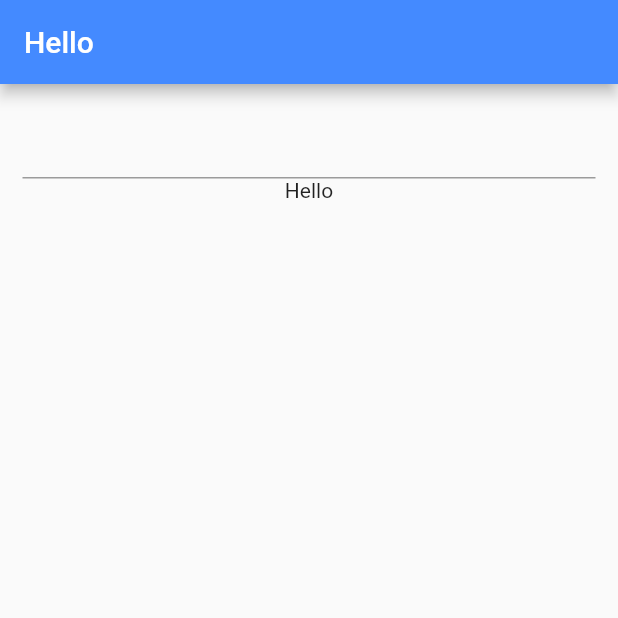
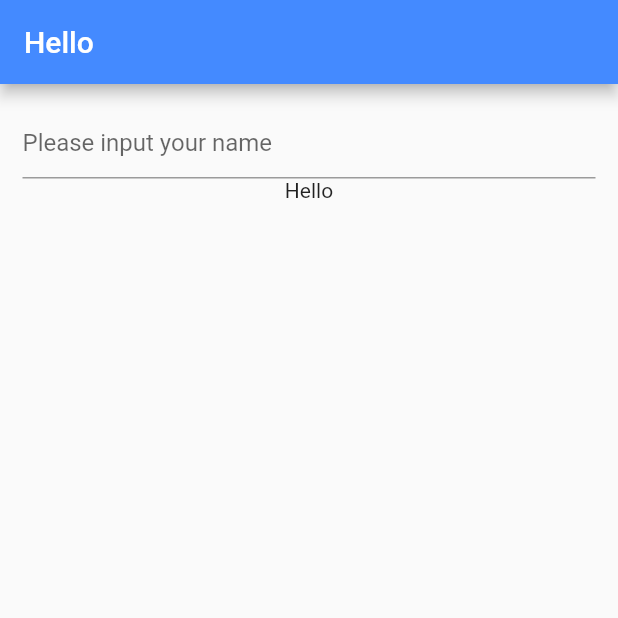
Before and after one commit to ifbbprochris/flutter, a Flutter app: the screen it shows after launch, on a phone screen of 412 x 824 dp, the top half of it. Run offline on Flutter 3.47's test engine with Material 2 defaults, Android fonts, the phone set to English and light mode, and no system bars.

Commit message:
update state in trip cost app

```diff
--- a/trip_cost_app/lib/main.dart
+++ b/trip_cost_app/lib/main.dart
@@ -34,6 +34,7 @@ class _HelloYouState extends State<HelloYou> {
         padding: EdgeInsets.all(15.0),
         child: Column(children: <Widget>[
           TextField(
+            decoration: InputDecoration(hintText: "Please input your name"),
             onChanged: (String string) {
               setState(() {
                 name = string;
```
